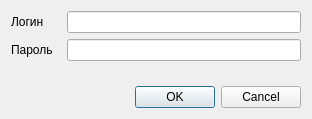
The window that authorization.ui (nio-kun/timetable) describes before a commit, drawn with Qt 5.
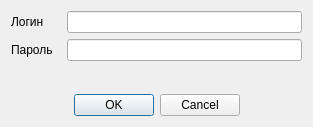
The same window after the commit.

Diff of the .ui file:
```diff
--- a/authorization.ui
+++ b/authorization.ui
@@ -6,21 +6,15 @@
    <rect>
     <x>0</x>
     <y>0</y>
-    <width>312</width>
-    <height>119</height>
+    <width>313</width>
+    <height>127</height>
    </rect>
   </property>
   <property name="windowTitle">
    <string>Авторизация</string>
   </property>
-  <property name="sizeGripEnabled">
-   <bool>false</bool>
-  </property>
-  <property name="modal">
-   <bool>false</bool>
-  </property>
-  <layout class="QVBoxLayout" name="verticalLayout">
-   <item>
+  <layout class="QGridLayout" name="gridLayout">
+   <item row="0" column="0">
     <layout class="QHBoxLayout" name="horizontalLayout_2">
      <item>
       <widget class="QLabel" name="label">
@@ -53,7 +47,7 @@
      </item>
     </layout>
    </item>
-   <item>
+   <item row="1" column="0">
     <layout class="QHBoxLayout" name="horizontalLayout">
      <item>
       <widget class="QLabel" name="label_2">
@@ -89,7 +83,7 @@
      </item>
     </layout>
    </item>
-   <item>
+   <item row="2" column="0">
     <spacer name="verticalSpacer">
      <property name="orientation">
       <enum>Qt::Vertical</enum>
@@ -97,12 +91,12 @@
      <property name="sizeHint" stdset="0">
       <size>
        <width>20</width>
-       <height>40</height>
+       <height>7</height>
       </size>
      </property>
     </spacer>
    </item>
-   <item>
+   <item row="3" column="0">
     <widget class="QDialogButtonBox" name="buttonBox">
      <property name="orientation">
       <enum>Qt::Horizontal</enum>
@@ -110,6 +104,9 @@
      <property name="standardButtons">
       <set>QDialogButtonBox::Cancel|QDialogButtonBox::Ok</set>
      </property>
+     <property name="centerButtons">
+      <bool>true</bool>
+     </property>
     </widget>
    </item>
   </layout>
```
Left out of the diff: 37 changed lines with no effect on the pictures.
